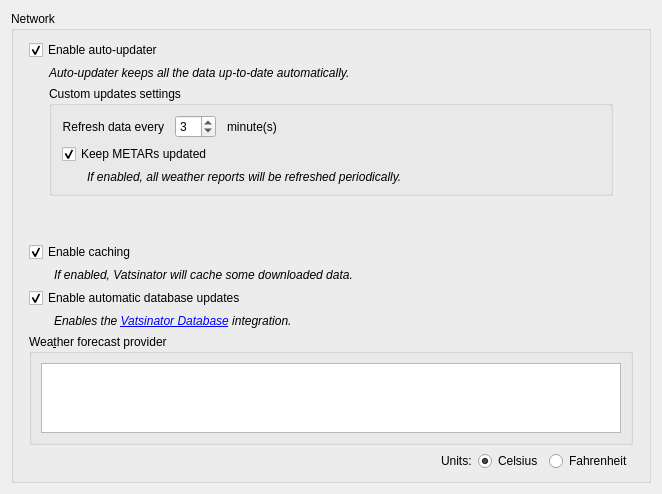
First picture: the form in source/ui/pages/networkpage.ui, repository Vatsinator/vatsinator-legacy, before the edit.
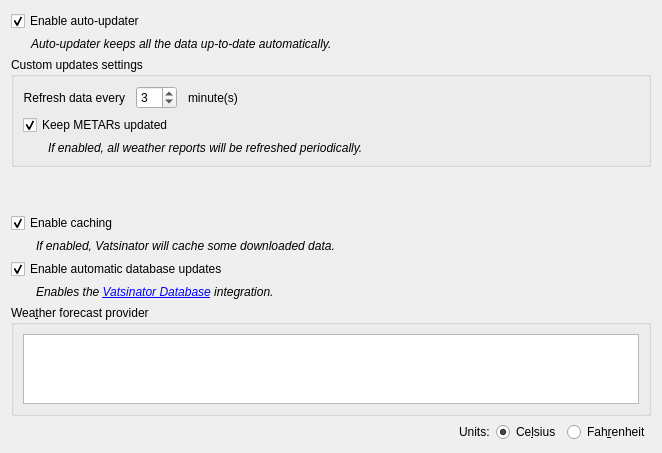
Second picture: the form after the edit.

Diff of the .ui file:
```diff
--- a/source/ui/pages/networkpage.ui
+++ b/source/ui/pages/networkpage.ui
@@ -15,18 +15,6 @@
   </property>
   <layout class="QVBoxLayout" name="verticalLayout">
    <item>
-    <widget class="QGroupBox" name="NetworkBox">
-     <property name="title">
-      <string>Network</string>
-     </property>
-     <layout class="QVBoxLayout" name="verticalLayout_2">
-      <property name="leftMargin">
-       <number>15</number>
-      </property>
-      <property name="rightMargin">
-       <number>15</number>
-      </property>
-      <item>
        <widget class="QCheckBox" name="AutoUpdaterCheckBox">
         <property name="text">
          <string>Enable auto-updater</string>
@@ -52,40 +40,19 @@
        </widget>
       </item>
       <item>
-       <layout class="QHBoxLayout" name="horizontalLayout_3">
-        <item>
-         <spacer name="horizontalSpacer">
-          <property name="orientation">
-           <enum>Qt::Horizontal</enum>
-          </property>
-          <property name="sizeType">
-           <enum>QSizePolicy::Maximum</enum>
-          </property>
-          <property name="sizeHint" stdset="0">
-           <size>
-            <width>20</width>
-            <height>20</height>
-           </size>
-          </property>
-         </spacer>
-        </item>
-        <item>
          <widget class="QGroupBox" name="CustomUpdatesBox">
           <property name="title">
            <string>Custom updates settings</string>
           </property>
+     <layout class="QVBoxLayout" name="verticalLayout_2">
+      <item>
           <layout class="QHBoxLayout" name="horizontalLayout_2">
-           <property name="leftMargin">
-            <number>10</number>
-           </property>
            <item>
-            <layout class="QHBoxLayout" name="horizontalLayout">
+         <layout class="QVBoxLayout" name="verticalLayout_4">
              <item>
-              <layout class="QVBoxLayout" name="verticalLayout_3">
+           <layout class="QHBoxLayout" name="horizontalLayout_7">
                <item>
-                <layout class="QHBoxLayout" name="horizontalLayout_6">
-                 <item>
-                  <widget class="QLabel" name="label_5">
+             <widget class="QLabel" name="label_6">
                    <property name="text">
                     <string>Refresh data every</string>
                    </property>
@@ -121,7 +88,7 @@
                   </widget>
                  </item>
                  <item>
-                  <spacer name="horizontalSpacer_7">
+             <spacer name="horizontalSpacer_8">
                    <property name="orientation">
                     <enum>Qt::Horizontal</enum>
                    </property>
@@ -146,7 +113,7 @@
                 </widget>
                </item>
                <item>
-                <widget class="QLabel" name="label">
+           <widget class="QLabel" name="label_7">
                  <property name="font">
                   <font>
                    <italic>true</italic>
@@ -171,24 +138,6 @@
          </widget>
         </item>
         <item>
-         <spacer name="horizontalSpacer_2">
-          <property name="orientation">
-           <enum>Qt::Horizontal</enum>
-          </property>
-          <property name="sizeType">
-           <enum>QSizePolicy::Maximum</enum>
-          </property>
-          <property name="sizeHint" stdset="0">
-           <size>
-            <width>20</width>
-            <height>20</height>
-           </size>
-          </property>
-         </spacer>
-        </item>
-       </layout>
-      </item>
-      <item>
        <spacer name="verticalSpacer_2">
         <property name="orientation">
          <enum>Qt::Vertical</enum>
@@ -304,7 +253,7 @@
         <item>
          <widget class="QRadioButton" name="CelsiusRadioButton">
           <property name="text">
-           <string>Celsius</string>
+        <string>Ce&amp;lsius</string>
           </property>
           <property name="checked">
            <bool>true</bool>
@@ -314,14 +263,11 @@
         <item>
          <widget class="QRadioButton" name="FahrenheitRadioButton">
           <property name="text">
-           <string>Fahrenheit</string>
+        <string>Fah&amp;renheit</string>
           </property>
          </widget>
         </item>
        </layout>
-      </item>
-     </layout>
-    </widget>
    </item>
   </layout>
  </widget>
```
Lines whose indentation alone changed are shown as unchanged.
